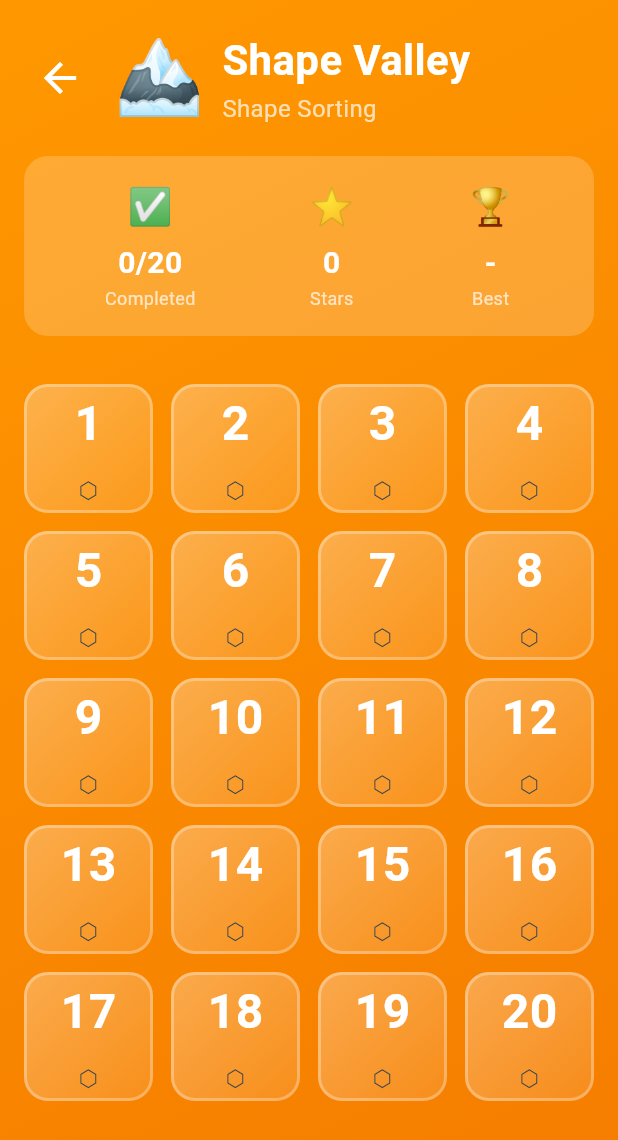
After one commit to Mohamed-Nagdy/Brain-Land, a Flutter app: the ShapeValleyLevelSelectionScreen screen opened by its route, on a phone screen of 412 x 824 dp. The commit adds this screen. Shown: the top 1140 px of the screen. Run offline on Flutter 3.47's test engine with Material 3 defaults, Android fonts, the phone set to English and light mode, and no system bars; our stand-ins replace audioplayers, equatable, firebase_analytics, firebase_core, flutter_riverpod, go_router and 4 more; accounts and stored records are empty; generated files the repository leaves out were written again.

Commit message:
feat: Add dedicated level selection screens for Shape Valley, Logic Mountain, and Memory River, and update app routing to use them.

```diff
--- a/lib/core/router/app_router.dart
+++ b/lib/core/router/app_router.dart
@@ -1,4 +1,7 @@
 import 'package:brain_land/features/logic_mountain/presentation/screens/logic_game_screen.dart';
+import 'package:brain_land/features/logic_mountain/presentation/screens/logic_mountain_level_selection_screen.dart';
+import 'package:brain_land/features/memory_river/presentation/screens/memory_river_level_selection_screen.dart';
+import 'package:brain_land/features/shape_valley/presentation/screens/shape_valley_level_selection_screen.dart';
 import 'package:flutter/material.dart';
 import 'package:go_router/go_router.dart';
 
@@ -159,7 +162,7 @@ class AppRouter {
           pageBuilder: (context, state) => _buildPageWithTransition(
             context: context,
             state: state,
-            child: const PlaceholderScreen(title: 'Logic Mountain Levels'),
+            child: const LogicMountainLevelSelectionScreen(),
           ),
         ),
         GoRoute(
@@ -191,7 +194,7 @@ class AppRouter {
           pageBuilder: (context, state) => _buildPageWithTransition(
             context: context,
             state: state,
-            child: const PlaceholderScreen(title: 'Memory River Levels'),
+            child: const MemoryRiverLevelSelectionScreen(),
           ),
         ),
         GoRoute(
@@ -223,7 +226,7 @@ class AppRouter {
           pageBuilder: (context, state) => _buildPageWithTransition(
             context: context,
             state: state,
-            child: const PlaceholderScreen(title: 'Shape Valley Levels'),
+            child: const ShapeValleyLevelSelectionScreen(),
           ),
         ),
         GoRoute(
--- /dev/null
+++ b/lib/features/shape_valley/presentation/screens/shape_valley_level_selection_screen.dart
@@ -0,0 +1,217 @@
+import 'package:brain_land/core/constants/game_assets.dart';
+import 'package:flutter/material.dart';
+
+/// Shape Valley Level Selection Screen
+/// Shows 20 levels with orange gradient theme
+class ShapeValleyLevelSelectionScreen extends StatelessWidget {
+  const ShapeValleyLevelSelectionScreen({super.key});
+
+  @override
+  Widget build(BuildContext context) {
+    return Scaffold(
+      body: Container(
+        decoration: const BoxDecoration(
+          gradient: LinearGradient(
+            begin: Alignment.topLeft,
+            end: Alignment.bottomRight,
+            colors: [
+              Color(0xFFFF9800), // Orange
+              Color(0xFFF57C00), // Dark Orange
+            ],
+          ),
+        ),
+        child: SafeArea(
+          child: Column(
+            children: [
+              // Header
+              Padding(
+                padding: const EdgeInsets.all(16.0),
+                child: Row(
+                  children: [
+                    IconButton(
+                      icon: const Icon(
+                        Icons.arrow_back,
+                        color: Colors.white,
+                        size: 32,
+                      ),
+                      onPressed: () => Navigator.pop(context),
+                    ),
+                    const SizedBox(width: 12),
+                    Text(
+                      GameAssets.shapeValleyEmoji,
+                      style: const TextStyle(fontSize: 48),
+                    ),
+                    const SizedBox(width: 12),
+                    const Expanded(
+                      child: Column(
+                        crossAxisAlignment: CrossAxisAlignment.start,
+                        children: [
+                          Text(
+                            'Shape Valley',
+                            style: TextStyle(
+                              color: Colors.white,
+                              fontSize: 28,
+                              fontWeight: FontWeight.bold,
+                            ),
+                          ),
+                          Text(
+                            'Shape Sorting',
+                            style: TextStyle(
+                              color: Colors.white70,
+                              fontSize: 16,
+                            ),
+                          ),
+                        ],
+                      ),
+                    ),
+                  ],
+                ),
+              ),
+
+              // Progress
+              Container(
+                margin: const EdgeInsets.symmetric(horizontal: 16),
+                padding: const EdgeInsets.all(16),
+                decoration: BoxDecoration(
+                  color: Colors.white.withValues(alpha: 0.2),
+                  borderRadius: BorderRadius.circular(16),
+                ),
+                child: const Row(
+                  mainAxisAlignment: MainAxisAlignment.spaceAround,
+                  children: [
+                    _StatItem(icon: '✅', label: 'Completed', value: '0/20'),
+                    _StatItem(icon: '⭐', label: 'Stars', value: '0'),
+                    _StatItem(icon: '🏆', label: 'Best', value: '-'),
+                  ],
+                ),
+              ),
+
+              const SizedBox(height: 16),
+
+              // Level Grid
+              Expanded(
+                child: GridView.builder(
+                  padding: const EdgeInsets.all(16),
+                  gridDelegate: const SliverGridDelegateWithFixedCrossAxisCount(
+                    crossAxisCount: 4,
+                    childAspectRatio: 1.0,
+                    crossAxisSpacing: 12,
+                    mainAxisSpacing: 12,
+                  ),
+                  itemCount: 20,
+                  itemBuilder: (context, index) {
+                    return _buildLevelCard(context, index + 1);
+                  },
+                ),
+              ),
+            ],
+          ),
+        ),
+      ),
+    );
+  }
+
+  Widget _buildLevelCard(BuildContext context, int levelNumber) {
+    return GestureDetector(
+      onTap: () => _showComingSoonDialog(context),
+      child: Container(
+        decoration: BoxDecoration(
+          gradient: LinearGradient(
+            begin: Alignment.topLeft,
+            end: Alignment.bottomRight,
+            colors: [
+              Colors.white.withValues(alpha: 0.3),
+              Colors.white.withValues(alpha: 0.1),
+            ],
+          ),
+          borderRadius: BorderRadius.circular(16),
+          border: Border.all(
+            color: Colors.white.withValues(alpha: 0.3),
+            width: 2,
+          ),
+        ),
+        child: Column(
+          mainAxisAlignment: MainAxisAlignment.center,
+          children: [
+            Text(
+              '$levelNumber',
+              style: const TextStyle(
+                color: Colors.white,
+                fontSize: 32,
+                fontWeight: FontWeight.bold,
+              ),
+            ),
+            const SizedBox(height: 4),
+            Text('⬡', style: const TextStyle(fontSize: 20)),
+          ],
+        ),
+      ),
+    );
+  }
+
+  void _showComingSoonDialog(BuildContext context) {
+    showDialog(
+      context: context,
+      builder: (context) => AlertDialog(
+        shape: RoundedRectangleBorder(borderRadius: BorderRadius.circular(24)),
+        title: Row(
+          children: [
+            Text(
+              GameAssets.shapeValleyEmoji,
+              style: const TextStyle(fontSize: 32),
+            ),
+            const SizedBox(width: 12),
+            const Expanded(child: Text('Coming Soon!')),
+          ],
+        ),
+        content: const Text(
+          'Shape Valley levels are being shaped to perfection. Adventures await!',
+          style: TextStyle(fontSize: 16),
+        ),
+        actions: [
+          TextButton(
+            onPressed: () => Navigator.pop(context),
+            child: const Text('OK', style: TextStyle(fontSize: 18)),
+          ),
+        ],
+      ),
+    );
+  }
+}
+
+class _StatItem extends StatelessWidget {
+  final String icon;
+  final String label;
+  final String value;
+
+  const _StatItem({
+    required this.icon,
+    required this.label,
+    required this.value,
+  });
+
+  @override
+  Widget build(BuildContext context) {
+    return Column(
+      children: [
+        Text(icon, style: const TextStyle(fontSize: 24)),
+        const SizedBox(height: 4),
+        Text(
+          value,
+          style: const TextStyle(
+            color: Colors.white,
+            fontSize: 20,
+            fontWeight: FontWeight.bold,
+          ),
+        ),
+        Text(
+          label,
+          style: TextStyle(
+            color: Colors.white.withValues(alpha: 0.7),
+            fontSize: 12,
+          ),
+        ),
+      ],
+    );
+  }
+}
```
Also changed, not shown: lib/features/logic_mountain/presentation/screens/logic_mountain_level_selection_screen.dart (added, +217 -0 lines), lib/features/memory_river/presentation/screens/memory_river_level_selection_screen.dart (added, +217 -0 lines), lib/features/avatar/providers/customization_provider.g.dart.
